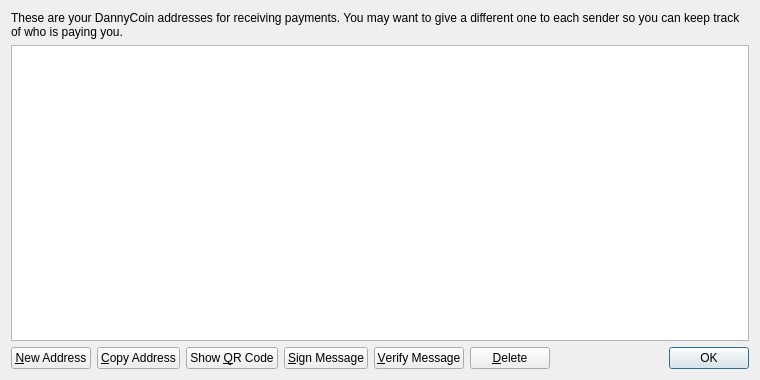
Qt form src/qt/forms/addressbookpage.ui (thaReal/DannyCoin) before a commit.
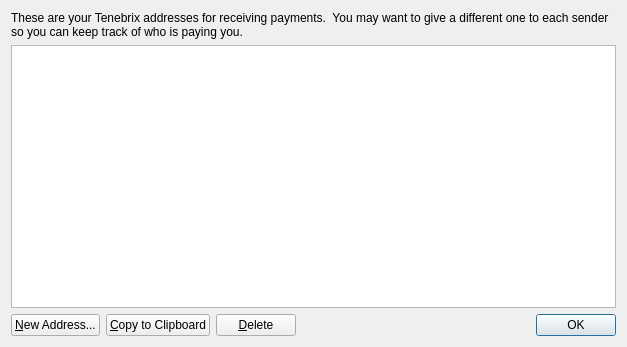
The same form after that commit. Icons and pictures are not drawn.

Commit message: Using Tenebrix w/ Sacarlson-mod to (eventually) hash genesis block

```diff
--- a/src/qt/forms/addressbookpage.ui
+++ b/src/qt/forms/addressbookpage.ui
@@ -6,8 +6,8 @@
    <rect>
     <x>0</x>
     <y>0</y>
-    <width>760</width>
-    <height>380</height>
+    <width>627</width>
+    <height>347</height>
    </rect>
   </property>
   <property name="windowTitle">
@@ -17,10 +17,10 @@
    <item>
     <widget class="QLabel" name="labelExplanation">
      <property name="text">
-      <string>These are your DannyCoin addresses for receiving payments. You may want to give a different one to each sender so you can keep track of who is paying you.</string>
+      <string>These are your Tenebrix addresses for receiving payments.  You may want to give a different one to each sender so you can keep track of who is paying you.</string>
      </property>
      <property name="textFormat">
-      <enum>Qt::PlainText</enum>
+      <enum>Qt::AutoText</enum>
      </property>
      <property name="wordWrap">
       <bool>true</bool>
@@ -63,7 +63,7 @@
         <string>Create a new address</string>
        </property>
        <property name="text">
-        <string>&amp;New Address</string>
+        <string>&amp;New Address...</string>
        </property>
        <property name="icon">
         <iconset resource="../bitcoin.qrc">
@@ -77,7 +77,7 @@
         <string>Copy the currently selected address to the system clipboard</string>
        </property>
        <property name="text">
-        <string>&amp;Copy Address</string>
+        <string>&amp;Copy to Clipboard</string>
        </property>
        <property name="icon">
         <iconset resource="../bitcoin.qrc">
@@ -85,45 +85,6 @@
        </property>
       </widget>
      </item>
-     <item>
-      <widget class="QPushButton" name="showQRCode">
-       <property name="text">
-        <string>Show &amp;QR Code</string>
-       </property>
-       <property name="icon">
-        <iconset resource="../bitcoin.qrc">
-         <normaloff>:/icons/qrcode</normaloff>:/icons/qrcode</iconset>
-       </property>
-      </widget>
-     </item>
-     <item>
-      <widget class="QPushButton" name="signMessage">
-       <property name="toolTip">
-        <string>Sign a message to prove you own a Bitcoin address</string>
-       </property>
-       <property name="text">
-        <string>&amp;Sign Message</string>
-       </property>
-       <property name="icon">
-        <iconset resource="../bitcoin.qrc">
-         <normaloff>:/icons/edit</normaloff>:/icons/edit</iconset>
-       </property>
-      </widget>
-     </item>
-     <item>
-      <widget class="QPushButton" name="verifyMessage">
-       <property name="toolTip">
-        <string>Verify a message to ensure it was signed with a specified Bitcoin address</string>
-       </property>
-       <property name="text">
-        <string>&amp;Verify Message</string>
-       </property>
-       <property name="icon">
-        <iconset resource="../bitcoin.qrc">
-         <normaloff>:/icons/transaction_0</normaloff>:/icons/transaction_0</iconset>
-       </property>
-      </widget>
-     </item>
      <item>
       <widget class="QPushButton" name="deleteButton">
        <property name="toolTip">
```
Left out of the diff: 8 changed lines with no effect on the pictures. The commit also changes 128 other files.
